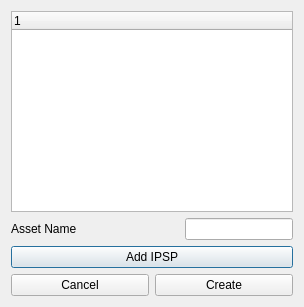
The window that asset.ui (hoang1997/CitadelY) describes before a commit, drawn with Qt 5.
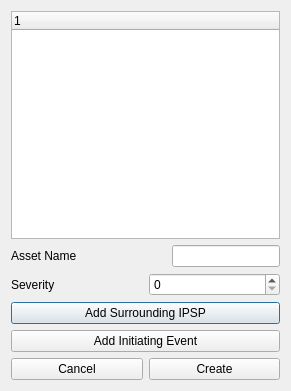
The same window after the commit.

The edit to the form file:
```diff
--- a/asset.ui
+++ b/asset.ui
@@ -6,8 +6,8 @@
    <rect>
     <x>0</x>
     <y>0</y>
-    <width>304</width>
-    <height>307</height>
+    <width>291</width>
+    <height>391</height>
    </rect>
   </property>
   <property name="windowTitle">
@@ -46,10 +46,31 @@
        </item>
       </layout>
      </item>
+     <item>
+      <layout class="QHBoxLayout" name="horizontalLayout_4">
+       <item>
+        <widget class="QLabel" name="label_3">
+         <property name="text">
+          <string>Severity</string>
+         </property>
+        </widget>
+       </item>
+       <item>
+        <widget class="QSpinBox" name="spinBox"/>
+       </item>
+      </layout>
+     </item>
      <item>
       <widget class="QPushButton" name="pushButton">
        <property name="text">
-        <string>Add IPSP</string>
+        <string>Add Surrounding IPSP</string>
+       </property>
+      </widget>
+     </item>
+     <item>
+      <widget class="QPushButton" name="pushButton_2">
+       <property name="text">
+        <string>Add Initiating Event</string>
        </property>
       </widget>
      </item>
```
Left out of the diff: 2 changed lines with no effect on the pictures.
